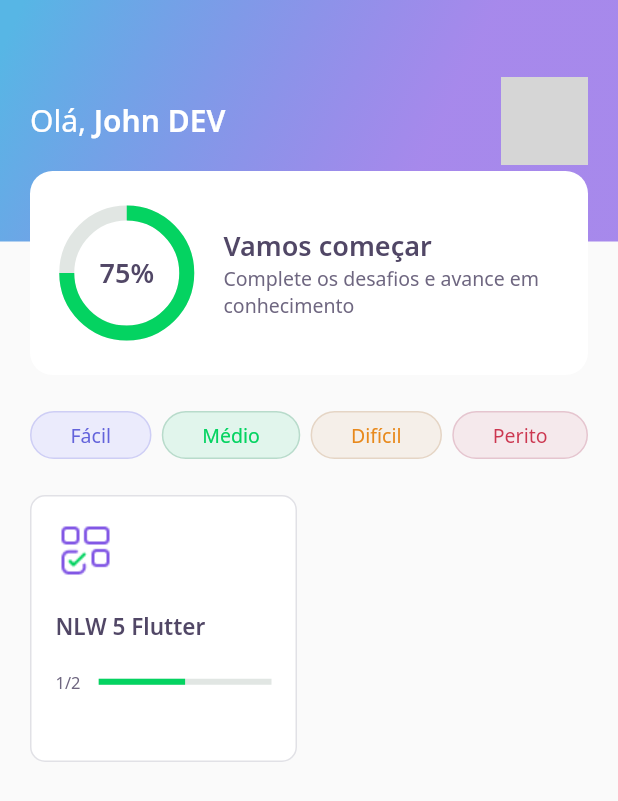
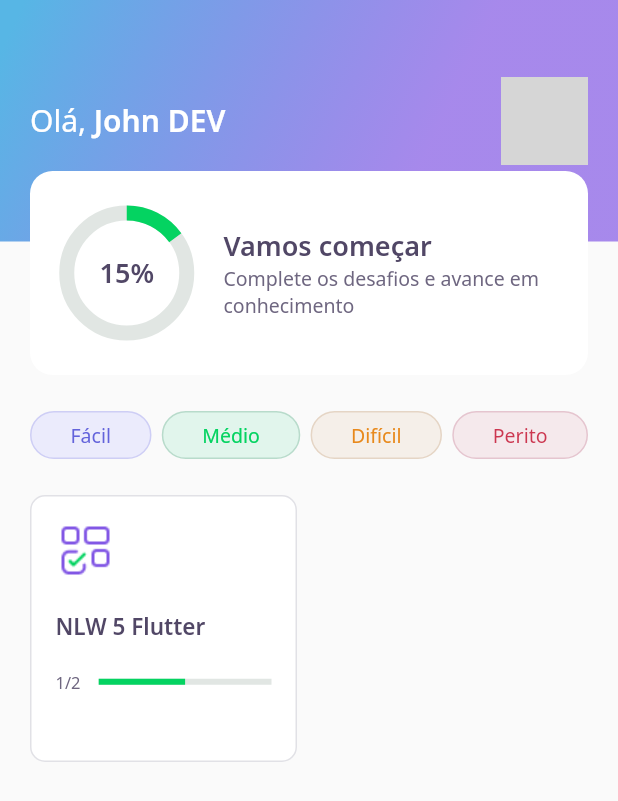
Before and after one commit to JohnKeven/Flutter-Rocketseat-NLW-5-DevQuiz, a Flutter app: the screen it shows after launch, on a phone screen of 412 x 824 dp. Shown: the top 801 px of the screen. Run offline on Flutter 3.47's test engine with Material 2 defaults, Android fonts, the phone set to English and light mode, and no system bars; our stand-ins replace google_fonts, share_plus; accounts and stored records are empty; network calls fail; grey boxes are pictures that could not be loaded.

Commit message:
Aula 5 - Fim
Aula 5 - Fim

```diff
--- a/devquiz/lib/challenge/challenge_controller.dart
+++ b/devquiz/lib/challenge/challenge_controller.dart
@@ -4,4 +4,6 @@ class ChallengeController {
   final currentPageNotifier = ValueNotifier<int>(1);
   int get currentPage => currentPageNotifier.value;
   set currentPage(int value) => currentPageNotifier.value = value;
+
+  int matches = 0;
 }
--- a/devquiz/lib/challenge/widgets/answer/answer_widget.dart
+++ b/devquiz/lib/challenge/widgets/answer/answer_widget.dart
@@ -14,7 +14,7 @@ class AnswerWidget extends StatelessWidget {
 
   final AnswerModel answer;
   final bool isSelected;
-  final VoidCallback onTap;
+  final ValueChanged<bool> onTap;
   final bool disabled;
 
   Color get _selectedColorRight =>
@@ -41,7 +41,9 @@ class AnswerWidget extends StatelessWidget {
       child: IgnorePointer(
         ignoring: disabled,
         child: GestureDetector(
-          onTap: onTap,
+          onTap: () {
+            onTap(answer.isRight);
+          },
           child: Container(
             padding: EdgeInsets.all(16),
             decoration: BoxDecoration(
--- a/devquiz/lib/core/app_widget.dart
+++ b/devquiz/lib/core/app_widget.dart
@@ -1,5 +1,3 @@
-import 'package:devquiz/challenge/challenge_page.dart';
-import 'package:devquiz/home/home_page.dart';
 import 'package:devquiz/splash/splash_page.dart';
 import 'package:flutter/material.dart';
 
@@ -8,7 +6,7 @@ class AppWidget extends StatelessWidget {
   Widget build(BuildContext context) {
     return MaterialApp(
       title: "DevQuiz",
-      home: HomePage(),
+      home: SplashPage(),
     );
   }
 }
--- a/devquiz/lib/home/home_page.dart
+++ b/devquiz/lib/home/home_page.dart
@@ -71,7 +71,8 @@ class _HomePageState extends State<HomePage> {
                                   context,
                                   MaterialPageRoute(
                                       builder: (context) => ChallengePage(
-                                          questions: e.questions)));
+                                          questions: e.questions,
+                                          title: e.title)));
                             }))
                         .toList(),
                   ),
--- a/devquiz/lib/home/widgets/appbar/app_bar_widget.dart
+++ b/devquiz/lib/home/widgets/appbar/app_bar_widget.dart
@@ -41,7 +41,9 @@ class AppBarWidget extends PreferredSize {
                     ],
                   ),
                 ),
-                Align(alignment: Alignment(0.0, 1.0), child: ScoreCardWidget()),
+                Align(
+                    alignment: Alignment(0.0, 1.0),
+                    child: ScoreCardWidget(percent: user.score / 100)),
               ],
             ),
           ),
--- a/devquiz/lib/home/widgets/chart/chart_widget.dart
+++ b/devquiz/lib/home/widgets/chart/chart_widget.dart
@@ -2,14 +2,41 @@ import 'package:devquiz/core/app_colors.dart';
 import 'package:devquiz/core/app_text_styles.dart';
 import 'package:flutter/material.dart';
 
-class ChartWidget extends StatelessWidget {
-  const ChartWidget({Key? key}) : super(key: key);
+class ChartWidget extends StatefulWidget {
+  final double percent;
+  const ChartWidget({Key? key, required this.percent}) : super(key: key);
+
+  @override
+  _ChartWidgetState createState() => _ChartWidgetState();
+}
+
+class _ChartWidgetState extends State<ChartWidget>
+    with SingleTickerProviderStateMixin {
+  late AnimationController _controller;
+  late Animation<double> _animation;
+
+  void _initAnimation() {
+    _controller =
+        AnimationController(vsync: this, duration: Duration(seconds: 5));
+    _animation =
+        Tween<double>(begin: 0.0, end: widget.percent).animate(_controller);
+    _controller.forward();
+  }
+
+  @override
+  void initState() {
+    _initAnimation();
+    super.initState();
+  }
+
   @override
   Widget build(BuildContext context) {
     return Container(
         height: 80,
         width: 80,
-      child: Stack(
+        child: AnimatedBuilder(
+          animation: _animation,
+          builder: (context, _) => Stack(
             children: [
               Center(
                 child: Container(
@@ -17,7 +44,7 @@ class ChartWidget extends StatelessWidget {
                     width: 80,
                     child: CircularProgressIndicator(
                       strokeWidth: 10,
-                  value: .75,
+                      value: _animation.value,
                       backgroundColor: AppColors.chartSecondary,
                       valueColor:
                           AlwaysStoppedAnimation<Color>(AppColors.chartPrimary),
@@ -25,12 +52,12 @@ class ChartWidget extends StatelessWidget {
               ),
               Center(
                 child: Text(
-              "75%",
+                  "${(_animation.value * 100).toInt()}%",
                   style: AppTextStyles.heading,
                 ),
               ),
             ],
           ),
-    );
+        ));
   }
 }
--- a/devquiz/lib/home/widgets/score_card/score_card_widget.dart
+++ b/devquiz/lib/home/widgets/score_card/score_card_widget.dart
@@ -4,7 +4,8 @@ import 'package:flutter/material.dart';
 import 'package:devquiz/home/widgets/chart/chart_widget.dart';
 
 class ScoreCardWidget extends StatelessWidget {
-  const ScoreCardWidget({Key? key}) : super(key: key);
+  final double percent;
+  const ScoreCardWidget({Key? key, required this.percent}) : super(key: key);
 
   @override
   Widget build(BuildContext context) {
@@ -21,7 +22,9 @@ class ScoreCardWidget extends StatelessWidget {
               children: [
                 Expanded(
                   flex: 1,
-                  child: ChartWidget(),
+                  child: ChartWidget(
+                    percent: percent,
+                  ),
                 ),
                 Expanded(
                     flex: 3,
--- a/devquiz/lib/splash/splash_page.dart
+++ b/devquiz/lib/splash/splash_page.dart
@@ -1,10 +1,13 @@
 import 'package:devquiz/core/app_gradients.dart';
 import 'package:devquiz/core/app_images.dart';
+import 'package:devquiz/home/home_page.dart';
 import 'package:flutter/material.dart';
 
 class SplashPage extends StatelessWidget {
   @override
   Widget build(BuildContext context) {
+    Future.delayed(Duration(seconds: 5)).then((_) => Navigator.pushReplacement(
+        context, MaterialPageRoute(builder: (context) => HomePage())));
     return Scaffold(
       body: Container(
         decoration: BoxDecoration(gradient: AppGradients.linear),
--- a/devquiz/pubspec.yaml
+++ b/devquiz/pubspec.yaml
@@ -10,6 +10,7 @@ dependencies:
     sdk: flutter
   cupertino_icons: ^1.0.2
   google_fonts: ^2.0.0
+  share_plus: ^2.0.1
 
 dev_dependencies:
   flutter_test:
```
Also changed, not shown: devquiz/lib/challenge/challenge_page.dart (+21 -3 lines), devquiz/lib/challenge/widgets/next_button/next_button_widget.dart (+15 -0 lines), devquiz/lib/challenge/widgets/quiz/quiz_widget.dart (+4 -4 lines), devquiz/lib/result/result_page.dart (added, +83 -0 lines), devquiz/pubspec.lock, 1 other file. Lines whose indentation alone changed are shown as unchanged.
